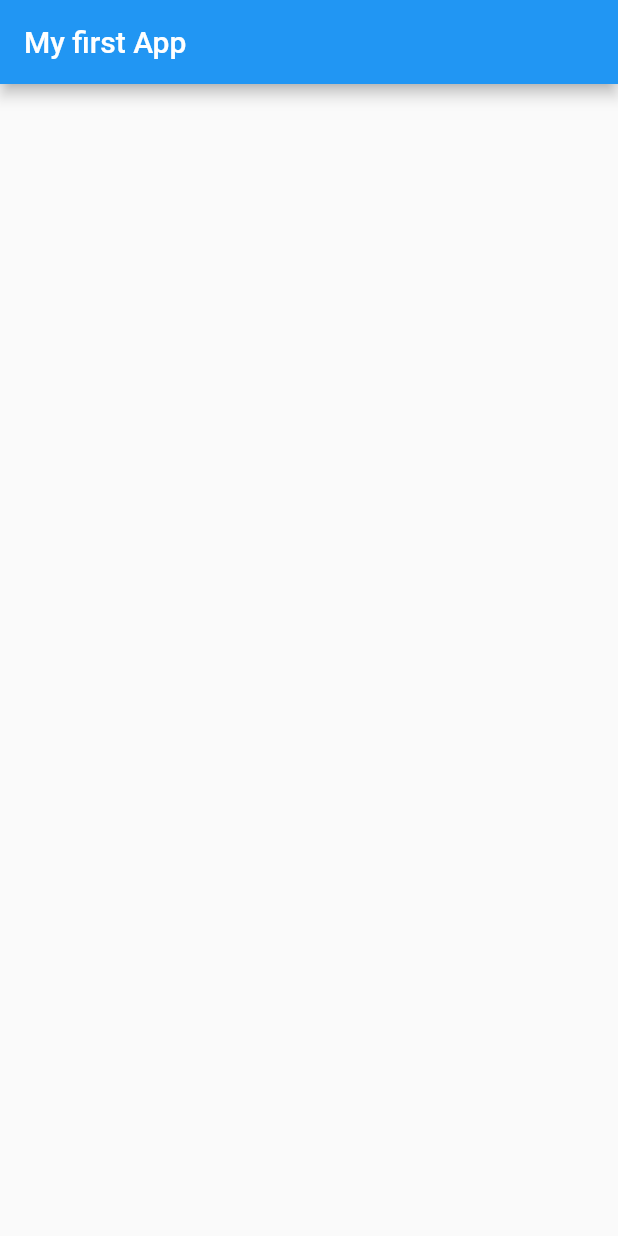
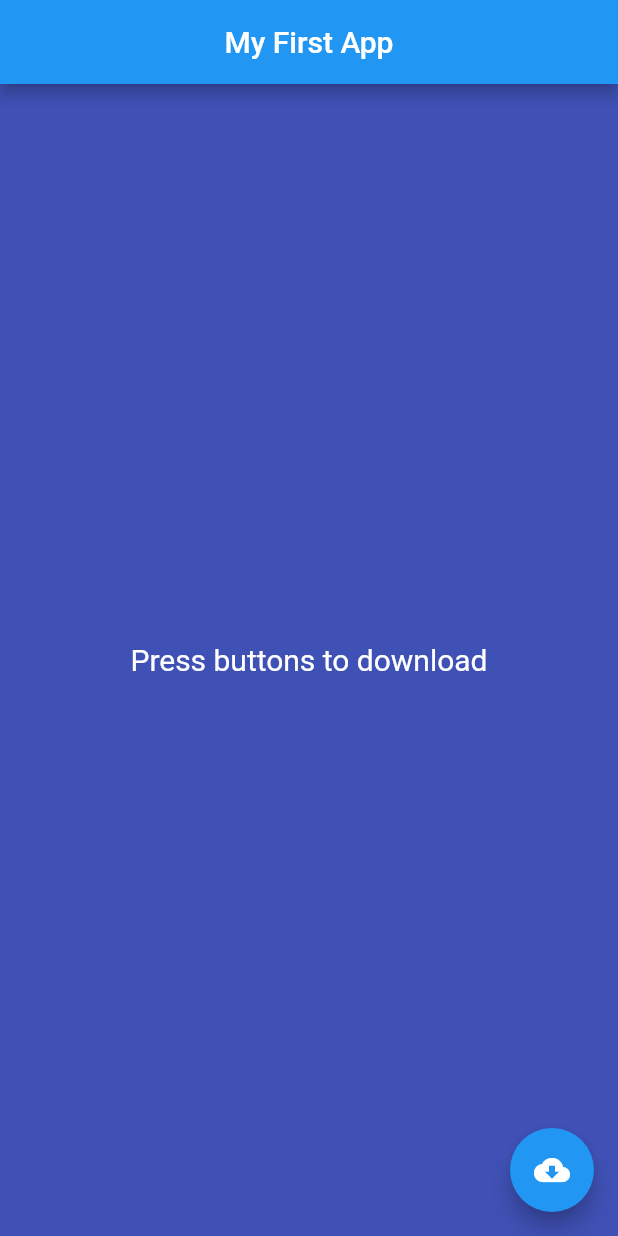
Before and after one commit to StanisPos/first_app, a Flutter app: the screen it shows after launch, on a phone screen of 412 x 824 dp. Run offline on Flutter 3.47's test engine with Material 2 defaults, Android fonts, the phone set to English and light mode, and no system bars.

Commit message:
create button with loader

```diff
--- a/lib/main.dart
+++ b/lib/main.dart
@@ -1,13 +1,86 @@
+import 'dart:async';
+
 import 'package:flutter/material.dart';
 
-void main() {
-  runApp(
-    MaterialApp(
+void main() => runApp(MyFirstApp());
+
+class MyFirstApp extends StatefulWidget {
+  @override
+  State<StatefulWidget> createState() {
+    return _MyFirstAppState();
+  }
+}
+
+class _MyFirstAppState extends State<MyFirstApp> {
+  bool _isLoading = false;
+  double _progressValue = 0.0;
+
+  @override
+  void initState() {
+    super.initState();
+  }
+
+  @override
+  Widget build(BuildContext context) {
+    return MaterialApp(
       home: Scaffold(
+        backgroundColor: Colors.indigo,
         appBar: AppBar(
-          title: Text("My first App"),
+          title: Text('My First App'),
+          centerTitle: true,
+        ),
+        body: Center(
+          child: Container(
+            padding: EdgeInsets.all(16),
+            child: _isLoading
+                ? Column(
+                    mainAxisAlignment: MainAxisAlignment.center,
+                    children: <Widget>[
+                      LinearProgressIndicator(value: _progressValue),
+                      Text(
+                        '${(_progressValue * 100).round()}%',
+                        style: TextStyle(
+                          color: Colors.white,
+                          fontSize: 20,
+                        ),
+                      ),
+                    ],
+                  )
+                : Text(
+                    'Press buttons to download',
+                    style: TextStyle(
+                      color: Colors.white,
+                      fontSize: 20,
+                    ),
+                  ),
+          ),
+        ),
+        floatingActionButton: FloatingActionButton(
+          onPressed: () {
+            setState(() {
+              _isLoading = !_isLoading;
+              _updateProgress();
+            });
+          },
+          child: Icon(Icons.cloud_download),
         ),
       ),
-    ),
-  );
+    );
+  }
+
+  void _updateProgress() {
+    const sec = const Duration(seconds: 1);
+    Timer.periodic(sec, (Timer t) {
+      setState(() {
+        _progressValue += 0.1;
+
+        if (_progressValue.toStringAsFixed(1) == '1.0') {
+          _isLoading = false;
+          t.cancel();
+          _progressValue = 0.0;
+          return;
+        }
+      });
+    });
+  }
 }
```
